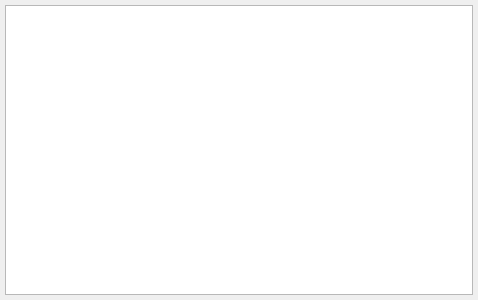
This is quickevent/plugins/qml/CardReadout/src/cardreadoutwidget.ui in Quick-Event/quickbox as Qt 5 draws it before an edit. The edited form follows.
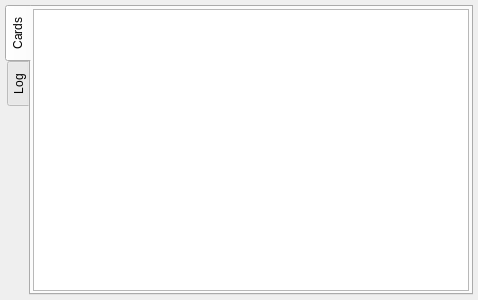
This is the edited form.

Commit message: SIDriver stuff added to CardReadout plugin

What changed in the file:
```diff
--- a/quickevent/plugins/qml/CardReadout/src/cardreadoutwidget.ui
+++ b/quickevent/plugins/qml/CardReadout/src/cardreadoutwidget.ui
@@ -30,7 +30,61 @@
     <number>5</number>
    </property>
    <item>
-    <widget class="QTextBrowser" name="txtLog"/>
+    <widget class="QTabWidget" name="tabWidget">
+     <property name="tabPosition">
+      <enum>QTabWidget::West</enum>
+     </property>
+     <property name="currentIndex">
+      <number>0</number>
+     </property>
+     <widget class="QWidget" name="tabCards">
+      <attribute name="title">
+       <string>Cards</string>
+      </attribute>
+      <layout class="QVBoxLayout" name="verticalLayout_3">
+       <property name="spacing">
+        <number>3</number>
+       </property>
+       <property name="leftMargin">
+        <number>2</number>
+       </property>
+       <property name="topMargin">
+        <number>2</number>
+       </property>
+       <property name="rightMargin">
+        <number>2</number>
+       </property>
+       <property name="bottomMargin">
+        <number>2</number>
+       </property>
+       <item>
+        <widget class="QTableView" name="tblCards"/>
+       </item>
+      </layout>
+     </widget>
+     <widget class="QWidget" name="tabLog">
+      <attribute name="title">
+       <string>Log</string>
+      </attribute>
+      <layout class="QVBoxLayout" name="verticalLayout_2">
+       <property name="leftMargin">
+        <number>3</number>
+       </property>
+       <property name="topMargin">
+        <number>3</number>
+       </property>
+       <property name="rightMargin">
+        <number>3</number>
+       </property>
+       <property name="bottomMargin">
+        <number>3</number>
+       </property>
+       <item>
+        <widget class="QTextBrowser" name="txtLog"/>
+       </item>
+      </layout>
+     </widget>
+    </widget>
    </item>
   </layout>
  </widget>
```
Left out of the diff: 3 changed lines with no effect on the pictures. The commit also changes 7 other files.
